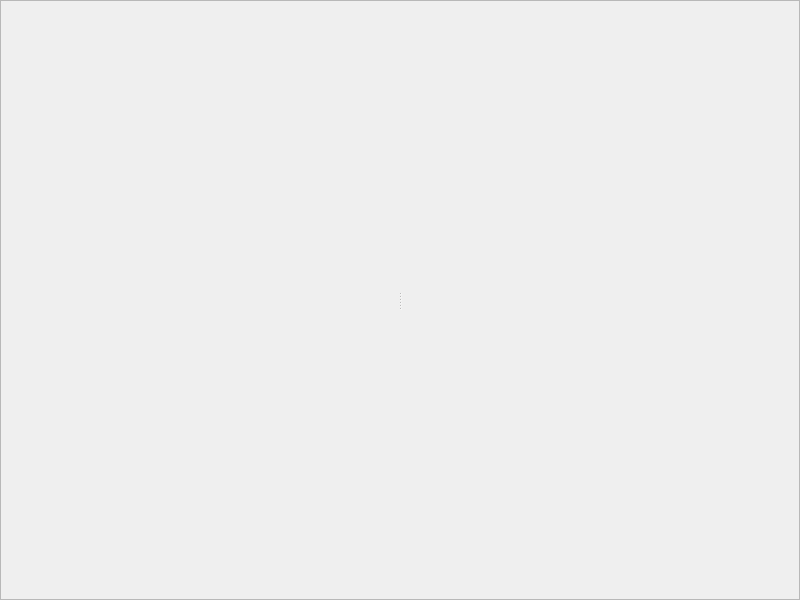
NicksWorld/MetroTools, file apps/MetroME/ui/mainwindow.ui: the form before one commit.
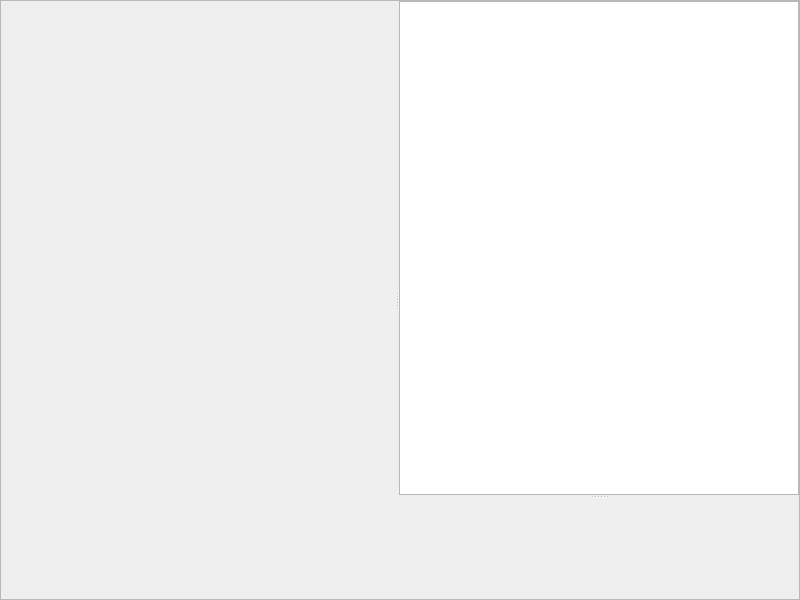
The form after the commit. Custom widgets are drawn as their Qt base class.

Commit message: + added property browser to MetroME * implemented so that model viewver will react to model properties changed

Diff of the .ui file:
```diff
--- a/apps/MetroME/ui/mainwindow.ui
+++ b/apps/MetroME/ui/mainwindow.ui
@@ -128,9 +128,15 @@
             <height>50</height>
            </size>
           </property>
-          <layout class="QVBoxLayout" name="verticalLayout_3">
+          <property name="maximumSize">
+           <size>
+            <width>400</width>
+            <height>16777215</height>
+           </size>
+          </property>
+          <layout class="QHBoxLayout" name="horizontalLayout_2">
            <property name="spacing">
-            <number>1</number>
+            <number>0</number>
            </property>
            <property name="leftMargin">
             <number>0</number>
@@ -144,6 +150,93 @@
            <property name="bottomMargin">
             <number>0</number>
            </property>
+           <item>
+            <widget class="QSplitter" name="splitterSidePanel">
+             <property name="sizePolicy">
+              <sizepolicy hsizetype="Expanding" vsizetype="Expanding">
+               <horstretch>0</horstretch>
+               <verstretch>0</verstretch>
+              </sizepolicy>
+             </property>
+             <property name="orientation">
+              <enum>Qt::Vertical</enum>
+             </property>
+             <widget class="QWidget" name="pnlTreeView" native="true">
+              <property name="sizePolicy">
+               <sizepolicy hsizetype="Expanding" vsizetype="Expanding">
+                <horstretch>0</horstretch>
+                <verstretch>0</verstretch>
+               </sizepolicy>
+              </property>
+              <property name="minimumSize">
+               <size>
+                <width>0</width>
+                <height>100</height>
+               </size>
+              </property>
+              <layout class="QHBoxLayout" name="horizontalLayout_3">
+               <property name="spacing">
+                <number>0</number>
+               </property>
+               <property name="leftMargin">
+                <number>0</number>
+               </property>
+               <property name="topMargin">
+                <number>0</number>
+               </property>
+               <property name="rightMargin">
+                <number>0</number>
+               </property>
+               <property name="bottomMargin">
+                <number>0</number>
+               </property>
+               <item>
+                <widget class="QTreeWidget" name="treeModelHierarchy">
+                 <attribute name="headerVisible">
+                  <bool>false</bool>
+                 </attribute>
+                 <column>
+                  <property name="text">
+                   <string notr="true">1</string>
+                  </property>
+                 </column>
+                </widget>
+               </item>
+              </layout>
+             </widget>
+             <widget class="QWidget" name="pnlProperties" native="true">
+              <property name="sizePolicy">
+               <sizepolicy hsizetype="Expanding" vsizetype="Expanding">
+                <horstretch>0</horstretch>
+                <verstretch>0</verstretch>
+               </sizepolicy>
+              </property>
+              <property name="minimumSize">
+               <size>
+                <width>0</width>
+                <height>100</height>
+               </size>
+              </property>
+              <layout class="QHBoxLayout" name="horizontalLayout_4">
+               <property name="spacing">
+                <number>0</number>
+               </property>
+               <property name="leftMargin">
+                <number>0</number>
+               </property>
+               <property name="topMargin">
+                <number>0</number>
+               </property>
+               <property name="rightMargin">
+                <number>0</number>
+               </property>
+               <property name="bottomMargin">
+                <number>0</number>
+               </property>
+              </layout>
+             </widget>
+            </widget>
+           </item>
           </layout>
          </widget>
         </widget>
```
Left out of the diff: 4 changed lines with no effect on the pictures. The commit also changes 15 other files.
